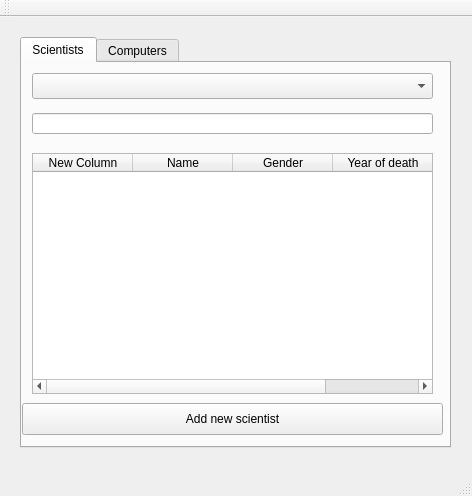
Before: the Qt Designer form mainwindow.ui in VLN1-Hopur23/VLN1-Hopur23, drawn with Qt 5.
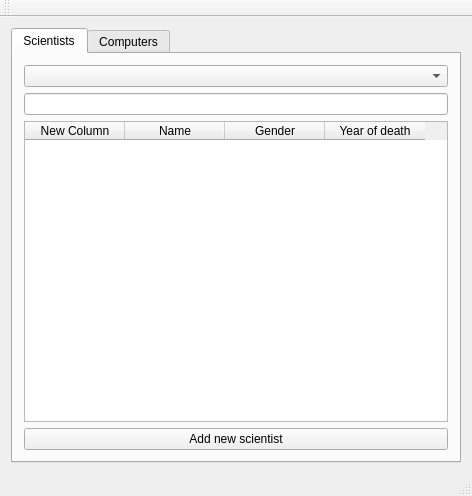
After: the same form once the commit is applied.

Commit message: Computers dropdown added and vertical layout

Patch:
```diff
--- a/mainwindow.ui
+++ b/mainwindow.ui
@@ -14,15 +14,9 @@
    <string>MainWindow</string>
   </property>
   <widget class="QWidget" name="centralWidget">
+   <layout class="QVBoxLayout" name="verticalLayout_2">
+    <item>
    <widget class="QTabWidget" name="tabs">
-    <property name="geometry">
-     <rect>
-      <x>20</x>
-      <y>20</y>
-      <width>431</width>
-      <height>411</height>
-     </rect>
-    </property>
     <property name="currentIndex">
      <number>0</number>
     </property>
@@ -30,35 +24,15 @@
      <attribute name="title">
       <string>Scientists</string>
      </attribute>
-     <widget class="QLineEdit" name="input_keyword_s">
-      <property name="geometry">
-       <rect>
-        <x>10</x>
-        <y>50</y>
-        <width>401</width>
-        <height>21</height>
-       </rect>
-      </property>
-     </widget>
-     <widget class="QComboBox" name="input_dropdown_sort_s">
-      <property name="geometry">
-       <rect>
-        <x>10</x>
-        <y>10</y>
-        <width>401</width>
-        <height>26</height>
-       </rect>
-      </property>
-     </widget>
+       <layout class="QVBoxLayout" name="verticalLayout_3">
+        <item>
+         <widget class="QComboBox" name="input_dropdown_sort_s"/>
+        </item>
+        <item>
+         <widget class="QLineEdit" name="input_keyword_s"/>
+        </item>
+        <item>
      <widget class="QTableWidget" name="table_s">
-      <property name="geometry">
-       <rect>
-        <x>10</x>
-        <y>90</y>
-        <width>401</width>
-        <height>241</height>
-       </rect>
-      </property>
       <column>
        <property name="text">
         <string>New Column</string>
@@ -80,53 +54,29 @@
        </property>
       </column>
      </widget>
+        </item>
+        <item>
      <widget class="QPushButton" name="button_add_scientist">
-      <property name="geometry">
-       <rect>
-        <x>0</x>
-        <y>340</y>
-        <width>421</width>
-        <height>32</height>
-       </rect>
-      </property>
       <property name="text">
        <string>Add new scientist</string>
       </property>
      </widget>
+        </item>
+       </layout>
     </widget>
     <widget class="QWidget" name="tab_computers">
      <attribute name="title">
       <string>Computers</string>
      </attribute>
-     <widget class="QComboBox" name="input_dropdown_sort_c">
-      <property name="geometry">
-       <rect>
-        <x>10</x>
-        <y>10</y>
-        <width>401</width>
-        <height>26</height>
-       </rect>
-      </property>
-     </widget>
-     <widget class="QLineEdit" name="input_keyword_c">
-      <property name="geometry">
-       <rect>
-        <x>10</x>
-        <y>50</y>
-        <width>401</width>
-        <height>21</height>
-       </rect>
-      </property>
-     </widget>
+       <layout class="QVBoxLayout" name="verticalLayout">
+        <item>
+         <widget class="QComboBox" name="input_dropdown_sort_c"/>
+        </item>
+        <item>
+         <widget class="QLineEdit" name="input_keyword_c"/>
+        </item>
+        <item>
      <widget class="QTableWidget" name="table_c">
-      <property name="geometry">
-       <rect>
-        <x>10</x>
-        <y>90</y>
-        <width>401</width>
-        <height>241</height>
-       </rect>
-      </property>
       <column>
        <property name="text">
         <string>Name</string>
@@ -148,21 +98,19 @@
        </property>
       </column>
      </widget>
+        </item>
+        <item>
      <widget class="QPushButton" name="button_add_computer">
-      <property name="geometry">
-       <rect>
-        <x>10</x>
-        <y>340</y>
-        <width>411</width>
-        <height>32</height>
-       </rect>
-      </property>
       <property name="text">
        <string>Add new computer</string>
       </property>
      </widget>
-    </widget>
-   </widget>
+        </item>
+       </layout>
+      </widget>
+     </widget>
+    </item>
+   </layout>
   </widget>
   <widget class="QMenuBar" name="menuBar">
    <property name="geometry">
```
Lines whose indentation alone changed are shown as unchanged. The commit also changes 2 other files.
